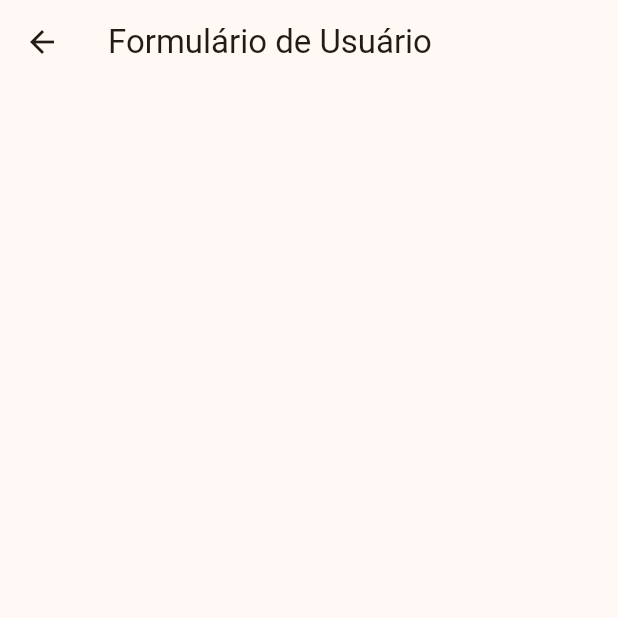
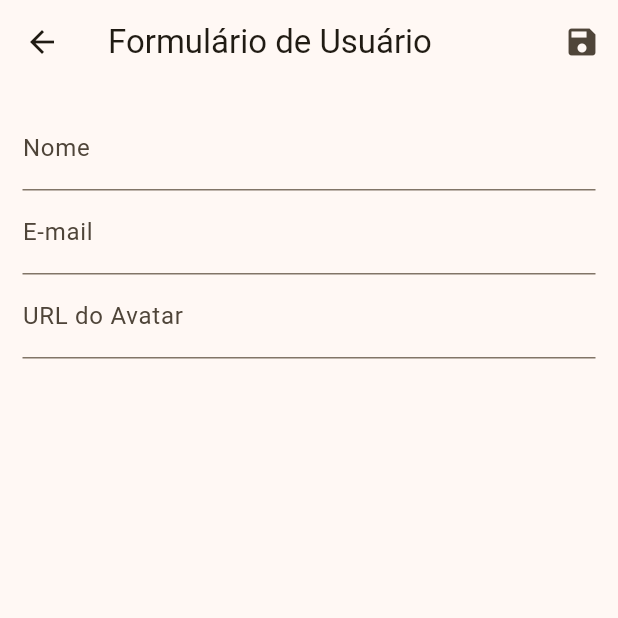
Before and after one commit to leonardo-lucena/flutter_crud, a Flutter app: the UserForm screen opened by its route, on a phone screen of 412 x 824 dp, the top half of it. Run offline on Flutter 3.47's test engine with Material 3 defaults, Android fonts, the phone set to English and light mode, and no system bars; network calls fail.

Commit message:
:construction: feat: Add feature for user add

```diff
--- a/lib/main.dart
+++ b/lib/main.dart
@@ -29,7 +29,7 @@ class MyApp extends StatelessWidget {
         ),
         routes: {
           AppRouter.HOME: (_) => const UserList(),
-          AppRouter.USER_FORM: (_) => const UserForm()
+          AppRouter.USER_FORM: (_) => UserForm()
         },
       ),
     );
--- a/lib/models/user.dart
+++ b/lib/models/user.dart
@@ -1,5 +1,3 @@
-import 'package:flutter/material.dart';
-
 class User {
   final String id;
   final String name;
--- a/lib/views/user_form.dart
+++ b/lib/views/user_form.dart
@@ -1,13 +1,90 @@
 import 'package:flutter/material.dart';
+import 'package:flutter_crud/models/user.dart';
+import 'package:flutter_crud/provider/users.dart';
+import 'package:provider/provider.dart';
 
 class UserForm extends StatelessWidget {
-  const UserForm({super.key});
+  UserForm({Key? key}) : super(key: key);
+
+  final _form = GlobalKey<FormState>();
+  final Map<String, String> _formData = {
+    'id': '',
+    'nome': '',
+    'email': '',
+    'avatarUrl': ''
+  };
 
   @override
   Widget build(BuildContext context) {
     return Scaffold(
       appBar: AppBar(
         title: const Text('Formulário de Usuário'),
+        actions: <Widget>[
+          IconButton(
+            onPressed: () {
+              final isValid = _form.currentState!.validate();
+
+              if (isValid) {
+                _form.currentState!.save();
+
+                Provider.of<Users>(context, listen: false).put(User(
+                  id: _formData['id']!,
+                  name: _formData['nome']!,
+                  email: _formData['email']!,
+                  avatarUrl: _formData['avatarUrl']!,
+                ));
+
+                Navigator.of(context).pop();
+              }
+            },
+            icon: Icon(Icons.save),
+          )
+        ],
+      ),
+      body: Padding(
+        padding: const EdgeInsets.all(15),
+        child: Form(
+          key: _form,
+          child: Column(
+            children: <Widget>[
+              TextFormField(
+                decoration: const InputDecoration(labelText: 'Nome'),
+                validator: (value) {
+                  if (value == null || value.trim().isEmpty) {
+                    return 'Nome inválido.';
+                  }
+
+                  if (value.trim().length < 3) {
+                    return 'Nome muito pequeno. No mínimo 3 letras.';
+                  }
+
+                  return null;
+                },
+                onSaved: (value) => _formData['nome'] = value!,
+              ),
+              TextFormField(
+                decoration: const InputDecoration(labelText: 'E-mail'),
+                validator: (value) {
+                  if (value == null || value.trim().isEmpty) {
+                    return 'E-mail inválido.';
+                  }
+
+                  if (!RegExp(r'^[\w-]+(\.[\w-]+)*@([\w-]+\.)+[a-zA-Z]{2,7}$')
+                      .hasMatch(value)) {
+                    return 'E-mail inválido.';
+                  }
+
+                  return null;
+                },
+                onSaved: (value) => _formData['email'] = value!,
+              ),
+              TextFormField(
+                decoration: const InputDecoration(labelText: 'URL do Avatar'),
+                onSaved: (value) => _formData['avatarUrl'] = value!,
+              ),
+            ],
+          ),
+        ),
       ),
     );
   }
```
Also changed, not shown: lib/provider/users.dart (+3 -11 lines).
